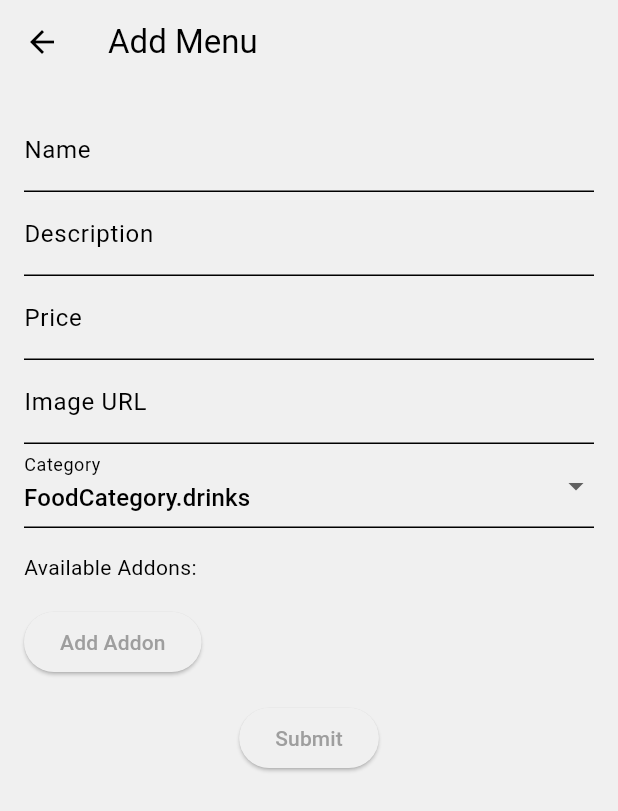
After one commit to ekoyudop/food_order_kelompok, a Flutter app: the AddMenuPage screen opened by its route, after a tap on "Submit", on a phone screen of 412 x 824 dp. The commit adds this screen. Shown: the top 811 px of the screen. Run offline on Flutter 3.47's test engine with Material 3 defaults, Android fonts, the phone set to English and light mode, and no system bars; our stand-ins replace cloud_firestore, firebase_auth, firebase_core, flutter_credit_card, google_fonts; accounts and stored records are empty.

Commit message:
v1.1 (new feature: add menu)

```diff
--- a/lib/main.dart
+++ b/lib/main.dart
@@ -8,6 +8,7 @@
 import 'package:provider/provider.dart';
 import 'pages/intro_page.dart';
 import 'pages/menu_page.dart';
+import 'pages/add_menu_page.dart';
 
 void main() async {
   WidgetsFlutterBinding.ensureInitialized();
@@ -36,6 +37,7 @@
       routes: {
         '/intropage': (context) => const IntroPage(),
         '/menupage': (context) => const HomePage(),
+        '/addmenupage': (context) => AddMenuPage(),
         '/loginpage': (context) => const LoginOrRegister(),
         '/settings': (context) => const SettingsPage(),
       },
--- /dev/null
+++ b/lib/pages/add_menu_page.dart
@@ -0,0 +1,200 @@
+import 'package:flutter/material.dart';
+import 'package:food_order_kelompok/models/food.dart';
+import '../services/database/firestore.dart';
+
+class AddMenuPage extends StatefulWidget {
+  @override
+  _AddMenuPageState createState() => _AddMenuPageState();
+}
+
+class _AddMenuPageState extends State<AddMenuPage> {
+  final TextEditingController _nameController = TextEditingController();
+  final TextEditingController _descriptionController = TextEditingController();
+  final TextEditingController _priceController = TextEditingController();
+  final TextEditingController _imagePathController = TextEditingController();
+
+  String _selectedCategory =
+      FoodCategory.drinks.toString(); // Default to drinks
+  List<String> _categories = [
+    FoodCategory.drinks.toString(),
+    FoodCategory.noodles.toString(),
+    FoodCategory.rices.toString(),
+  ];
+
+  List<Addon> _addons = [];
+
+  final FirestoreService _firestoreService = FirestoreService();
+
+  void _setImageFromUrl(String url) {
+    setState(() {
+      _imagePathController.text = url;
+    });
+  }
+
+  void _addAddon(String name, double price) {
+    setState(() {
+      _addons.add(Addon(name: name, price: price));
+    });
+  }
+
+  void _removeAddon(int index) {
+    setState(() {
+      _addons.removeAt(index);
+    });
+  }
+
+  void _submitMenu() {
+    String name = _nameController.text;
+    String description = _descriptionController.text;
+    double price = double.parse(_priceController.text);
+    String imagePath = _imagePathController.text;
+    FoodCategory category = FoodCategory.values
+        .firstWhere((element) => element.toString() == _selectedCategory);
+
+    Food newFood = Food(
+      name: name,
+      description: description,
+      price: price,
+      imagePath: imagePath,
+      category: category,
+      availableAddons: _addons,
+    );
+
+    _firestoreService.saveMenuToDatabase(newFood);
+
+    _nameController.clear();
+    _descriptionController.clear();
+    _priceController.clear();
+    _imagePathController.clear();
+    setState(() {
+      _addons.clear();
+    });
+  }
+
+  @override
+  Widget build(BuildContext context) {
+    return Scaffold(
+      appBar: AppBar(
+        title: Text('Add Menu'),
+      ),
+      body: SingleChildScrollView(
+        padding: EdgeInsets.all(16.0),
+        child: Column(
+          crossAxisAlignment: CrossAxisAlignment.start,
+          children: [
+            TextFormField(
+              controller: _nameController,
+              decoration: InputDecoration(labelText: 'Name'),
+            ),
+            TextFormField(
+              controller: _descriptionController,
+              decoration: InputDecoration(labelText: 'Description'),
+            ),
+            TextFormField(
+              controller: _priceController,
+              decoration: InputDecoration(labelText: 'Price'),
+              keyboardType: TextInputType.number,
+            ),
+            TextFormField(
+              controller: _imagePathController,
+              decoration: InputDecoration(labelText: 'Image URL'),
+            ),
+            DropdownButtonFormField(
+              value: _selectedCategory,
+              items: _categories.map((String category) {
+                return DropdownMenuItem(
+                  value: category,
+                  child: Text(category),
+                );
+              }).toList(),
+              onChanged: (String? value) {
+                setState(() {
+                  _selectedCategory = value!;
+                });
+              },
+              decoration: InputDecoration(labelText: 'Category'),
+            ),
+            SizedBox(height: 16.0),
+            Text('Available Addons:'),
+            SizedBox(height: 8.0),
+            ListView.builder(
+              shrinkWrap: true,
+              itemCount: _addons.length,
+              itemBuilder: (context, index) {
+                return ListTile(
+                  title: Text(_addons[index].name),
+                  subtitle:
+                      Text('\Rp${_addons[index].price.toStringAsFixed(2)}'),
+                  trailing: IconButton(
+                    icon: Icon(Icons.remove),
+                    onPressed: () => _removeAddon(index),
+                  ),
+                );
+              },
+            ),
+            SizedBox(height: 8.0),
+            ElevatedButton(
+              onPressed: () {
+                showDialog(
+                  context: context,
+                  builder: (context) {
+                    return AlertDialog(
+                      title: Text('Add Addon'),
+                      content: Column(
+                        mainAxisSize: MainAxisSize.min,
+                        children: [
+                          TextFormField(
+                            decoration:
+                                InputDecoration(labelText: 'Addon Name'),
+                            onFieldSubmitted: (value) {
+                              if (value.isNotEmpty) {
+                                Navigator.of(context).pop();
+                                showDialog(
+                                  context: context,
+                                  builder: (context) {
+                                    return AlertDialog(
+                                      title: Text('Add Addon Price'),
+                                      content: Column(
+                                        mainAxisSize: MainAxisSize.min,
+                                        children: [
+                                          TextFormField(
+                                            keyboardType: TextInputType.number,
+                                            decoration: InputDecoration(
+                                                labelText: 'Addon Price'),
+                                            onFieldSubmitted: (price) {
+                                              if (price.isNotEmpty) {
+                                                _addAddon(
+                                                    value, double.parse(price));
+                                                Navigator.of(context).pop();
+                                              }
+                                            },
+                                          ),
+                                        ],
+                                      ),
+                                    );
+                                  },
+                                );
+                              }
+                            },
+                          ),
+                        ],
+                      ),
+                    );
+                  },
+                );
+              },
+              child: Text('Add Addon'),
+            ),
+            SizedBox(height: 16.0),
+            Center(
+              child: ElevatedButton(
+                onPressed: _submitMenu,
+                child: Text('Submit'),
+              ),
+            ),
+          ],
+        ),
+      ),
+    );
+  }
+}
--- a/lib/services/database/firestore.dart
+++ b/lib/services/database/firestore.dart
@@ -1,13 +1,32 @@
 import 'package:cloud_firestore/cloud_firestore.dart';
+import 'package:food_order_kelompok/models/food.dart';
 
 class FirestoreService {
   final CollectionReference orders =
       FirebaseFirestore.instance.collection('orders');
+  final CollectionReference menus =
+      FirebaseFirestore.instance.collection('menus');
 
   Future<void> saveOrderToDatabase(String receipt) async {
     await orders.add({
-      'data': DateTime.now(),
+      'date': DateTime.now(),
       'order': receipt,
     });
   }
+
+  Future<void> saveMenuToDatabase(Food food) async {
+    await menus.add({
+      'name': food.name,
+      'description': food.description,
+      'price': food.price,
+      'imagePath': food.imagePath,
+      'category': food.category.toString(),
+      'addons': food.availableAddons
+          .map((addon) => {
+                'name': addon.name,
+                'price': addon.price,
+              })
+          .toList(),
+    });
+  }
 }
--- a/pubspec.yaml
+++ b/pubspec.yaml
@@ -46,6 +46,7 @@
   google_sign_in: ^6.2.1
   bloc: ^8.1.4
   cloud_firestore: ^5.0.0
+  image_picker: ^1.1.2
 
 dev_dependencies:
   flutter_test:
```
Also changed, not shown: lib/components/my_drawer.dart (+8 -0 lines), pubspec.lock, 5 other files.
